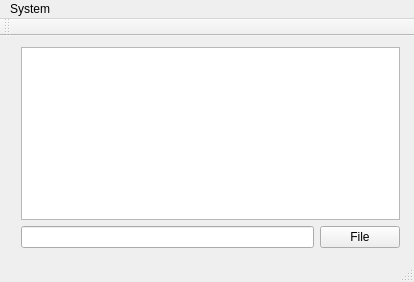
Above: mainwindow.ui from shadowgt/ChatClient before the change. Below: the same form after it.
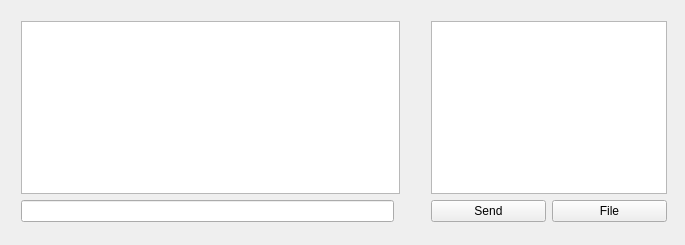
That is the form after the change.

```diff
--- a/mainwindow.ui
+++ b/mainwindow.ui
@@ -6,8 +6,8 @@
    <rect>
     <x>0</x>
     <y>0</y>
-    <width>414</width>
-    <height>282</height>
+    <width>685</width>
+    <height>245</height>
    </rect>
   </property>
   <property name="windowTitle">
@@ -18,7 +18,7 @@
     <property name="geometry">
      <rect>
       <x>10</x>
-      <y>0</y>
+      <y>10</y>
       <width>401</width>
       <height>223</height>
      </rect>
@@ -30,6 +30,28 @@
      <item row="1" column="0">
       <widget class="QLineEdit" name="lineEdit_msg"/>
      </item>
+    </layout>
+   </widget>
+   <widget class="QWidget" name="">
+    <property name="geometry">
+     <rect>
+      <x>420</x>
+      <y>10</y>
+      <width>258</width>
+      <height>223</height>
+     </rect>
+    </property>
+    <layout class="QGridLayout" name="gridLayout_2">
+     <item row="0" column="0" colspan="2">
+      <widget class="QListView" name="listView"/>
+     </item>
+     <item row="1" column="0">
+      <widget class="QPushButton" name="pushButton_msgSend">
+       <property name="text">
+        <string>Send</string>
+       </property>
+      </widget>
+     </item>
      <item row="1" column="1">
       <widget class="QPushButton" name="pushButton_fileSend">
        <property name="text">
@@ -40,33 +62,6 @@
     </layout>
    </widget>
   </widget>
-  <widget class="QMenuBar" name="menuBar">
-   <property name="geometry">
-    <rect>
-     <x>0</x>
-     <y>0</y>
-     <width>414</width>
-     <height>21</height>
-    </rect>
-   </property>
-   <widget class="QMenu" name="menuLogout">
-    <property name="title">
-     <string>System</string>
-    </property>
-    <addaction name="actionLogout"/>
-    <addaction name="actionExit"/>
-   </widget>
-   <addaction name="menuLogout"/>
-  </widget>
-  <widget class="QToolBar" name="mainToolBar">
-   <attribute name="toolBarArea">
-    <enum>TopToolBarArea</enum>
-   </attribute>
-   <attribute name="toolBarBreak">
-    <bool>false</bool>
-   </attribute>
-  </widget>
-  <widget class="QStatusBar" name="statusBar"/>
   <action name="actionLogout">
    <property name="text">
     <string>Logout</string>
```
